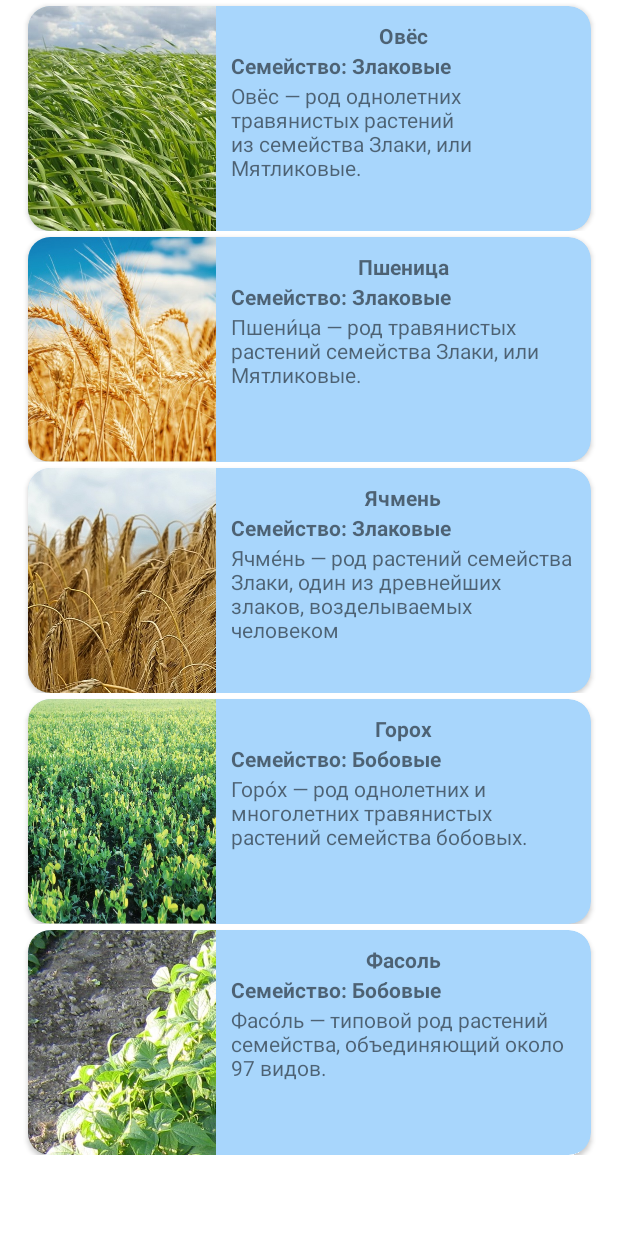
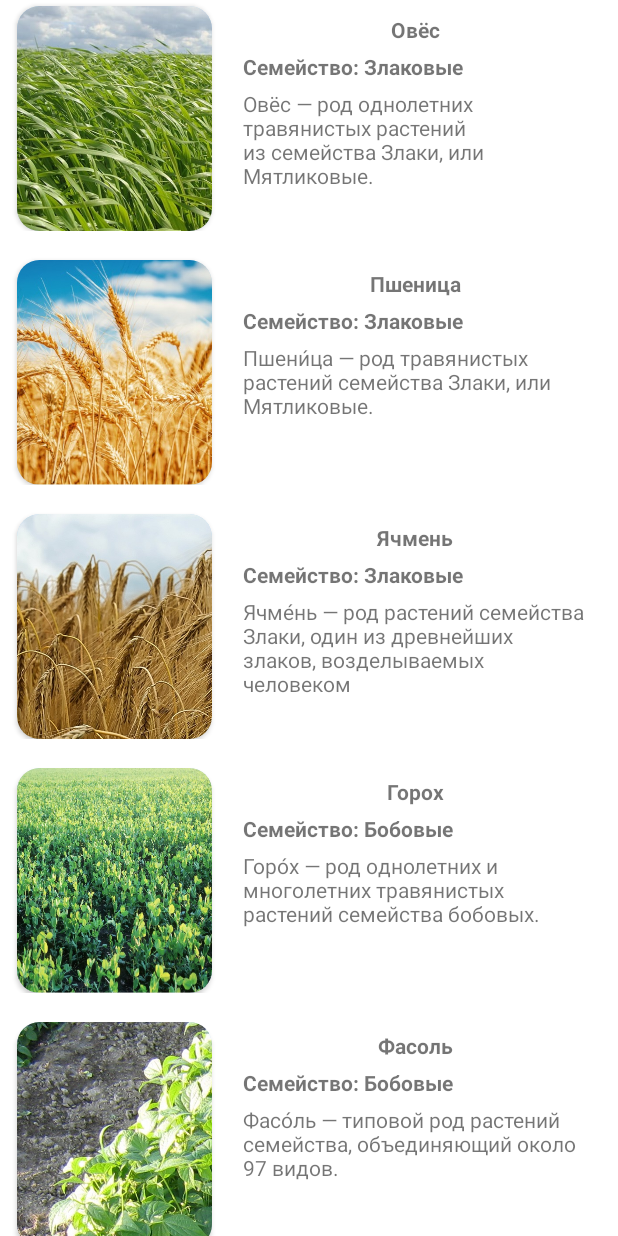
Before and after one commit to prolapsed-kneecap/Siberia, an Android app: the CultureFragment screen opened through its navigation route, on a phone screen of 412 x 824 dp. Run offline under Robolectric (Android 15) with nearby library versions, the phone set to English and light mode, and no system bars; libraries missing offline, so code that uses them is left out: com.getkeepsafe.taptargetview, uk.co.samuelwall; 2 statements that could not run were skipped.

Commit message:
restyle card culture

```diff
--- a/app/src/main/res/layout/fragment_culture_list.xml
+++ b/app/src/main/res/layout/fragment_culture_list.xml
@@ -4,54 +4,66 @@
     xmlns:app="http://schemas.android.com/apk/res-auto"
     xmlns:tools="http://schemas.android.com/tools"
     android:layout_width="match_parent"
-    android:layout_height="wrap_content">
+    android:layout_height="wrap_content"
+    android:paddingBottom="15dp">
 
     <androidx.cardview.widget.CardView
+        android:id="@+id/cultureCardView"
+        android:layout_width="130dp"
+        android:layout_height="150dp"
         android:layout_marginTop="4dp"
-        android:id="@+id/cultureCardView"
+        android:backgroundTint="@color/FieldBackground"
         app:cardCornerRadius="15dp"
-        android:layout_width="375dp"
-        android:layout_height="150dp"
-        android:backgroundTint="@color/FieldBackground"
+        app:layout_constraintEnd_toEndOf="parent"
+        app:layout_constraintHorizontal_bias="0.04"
+        app:layout_constraintStart_toStartOf="parent"
+        app:layout_constraintTop_toTopOf="parent">
+
+        <ImageView
+            android:id="@+id/cultureRes"
+            android:layout_width="match_parent"
+            android:layout_height="match_parent"
+            android:scaleType="centerCrop"
             app:layout_constraintEnd_toEndOf="parent"
             app:layout_constraintStart_toStartOf="parent"
-        app:layout_constraintTop_toTopOf="parent">
-        <ImageView
-            android:id="@+id/cultureRes"
-            android:layout_width="125dp"
-            android:layout_height="match_parent"
-            android:scaleType="centerCrop"
-            />
+            app:layout_constraintTop_toTopOf="parent" />
+
+    </androidx.cardview.widget.CardView>
 
     <TextView
         android:id="@+id/culturesNameTextView"
         android:layout_width="250dp"
         android:layout_height="wrap_content"
-            android:layout_marginStart="125dp"
         android:layout_marginTop="10dp"
-            android:textStyle="bold"
         android:gravity="center"
         android:text="*Имя культуры не указано*"
-            />
+
+        android:textStyle="bold"
+        app:layout_constraintEnd_toEndOf="parent"
+        app:layout_constraintStart_toEndOf="@+id/cultureCardView"
+        app:layout_constraintTop_toTopOf="parent" />
+
     <TextView
         android:id="@+id/family"
         android:layout_width="250dp"
         android:layout_height="wrap_content"
-            android:layout_marginStart="125dp"
-            android:layout_marginTop="30dp"
+        android:layout_marginTop="5dp"
+        android:paddingLeft="10dp"
+        android:paddingRight="10dp"
+        android:text="Семейство: "
         android:textStyle="bold"
-            android:paddingRight="10dp"
-            android:paddingLeft="10dp"
-            android:text="Семейство: "
-            />
+        app:layout_constraintEnd_toEndOf="parent"
+        app:layout_constraintStart_toEndOf="@+id/cultureCardView"
+        app:layout_constraintTop_toBottomOf="@+id/culturesNameTextView" />
 
     <TextView
         android:id="@+id/description"
         android:layout_width="250dp"
         android:layout_height="wrap_content"
-            android:layout_marginStart="125dp"
-            android:layout_marginTop="50dp"
+        android:layout_marginTop="5dp"
+        android:paddingLeft="10dp"
         android:paddingRight="10dp"
-            android:paddingLeft="10dp"/>
-    </androidx.cardview.widget.CardView>
+        app:layout_constraintEnd_toEndOf="parent"
+        app:layout_constraintStart_toEndOf="@+id/cultureCardView"
+        app:layout_constraintTop_toBottomOf="@+id/family" />
 </androidx.constraintlayout.widget.ConstraintLayout>
```
Lines whose indentation alone changed are shown as unchanged.
